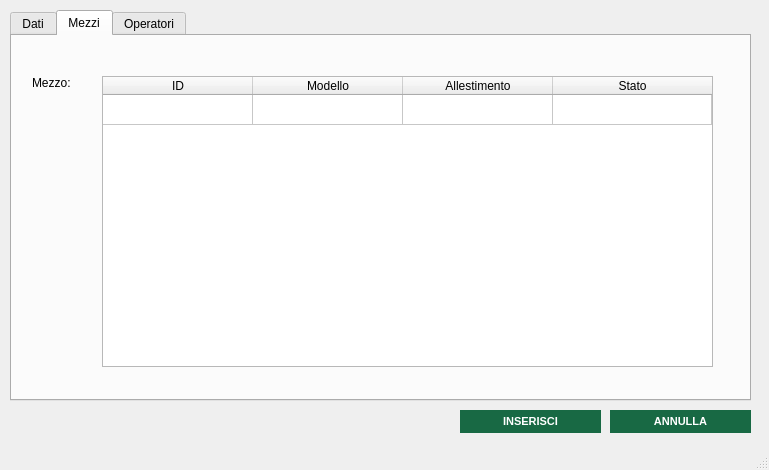
The window that src/main/gui/inserimento_turno.ui (OT-Rax/AnconAmbiente) describes before a commit, drawn with Qt 5.
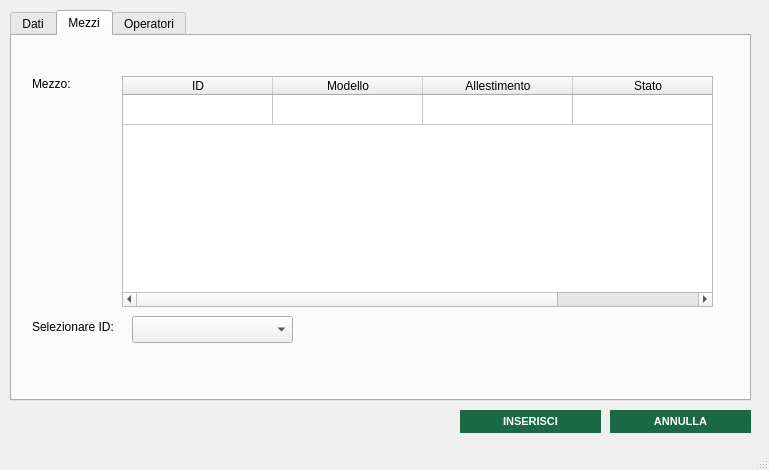
The same window after the commit. The open tabs and pages were chosen to show the change. Icons and pictures are not drawn.

Commit message: Aggiornamento inserimento e modifica Turni

The edit to the form file:
```diff
--- a/src/main/gui/inserimento_turno.ui
+++ b/src/main/gui/inserimento_turno.ui
@@ -289,8 +289,8 @@
        <rect>
         <x>20</x>
         <y>40</y>
-        <width>65</width>
-        <height>13</height>
+        <width>91</width>
+        <height>16</height>
        </rect>
       </property>
       <property name="text">
@@ -300,10 +300,10 @@
      <widget class="QTableWidget" name="tabella_mezzi">
       <property name="geometry">
        <rect>
-        <x>90</x>
+        <x>110</x>
         <y>40</y>
-        <width>611</width>
-        <height>291</height>
+        <width>591</width>
+        <height>231</height>
        </rect>
       </property>
       <property name="selectionBehavior">
@@ -454,6 +454,29 @@
        <string/>
       </property>
      </widget>
+     <widget class="QComboBox" name="combo_mezzi">
+      <property name="geometry">
+       <rect>
+        <x>120</x>
+        <y>280</y>
+        <width>161</width>
+        <height>27</height>
+       </rect>
+      </property>
+     </widget>
+     <widget class="QLabel" name="label_7">
+      <property name="geometry">
+       <rect>
+        <x>20</x>
+        <y>280</y>
+        <width>91</width>
+        <height>21</height>
+       </rect>
+      </property>
+      <property name="text">
+       <string>Selezionare ID:</string>
+      </property>
+     </widget>
     </widget>
     <widget class="QWidget" name="operatori_tab">
      <attribute name="title">
```
Left out of the diff: 31 changed lines with no effect on the pictures. The commit also changes 58 other files.
